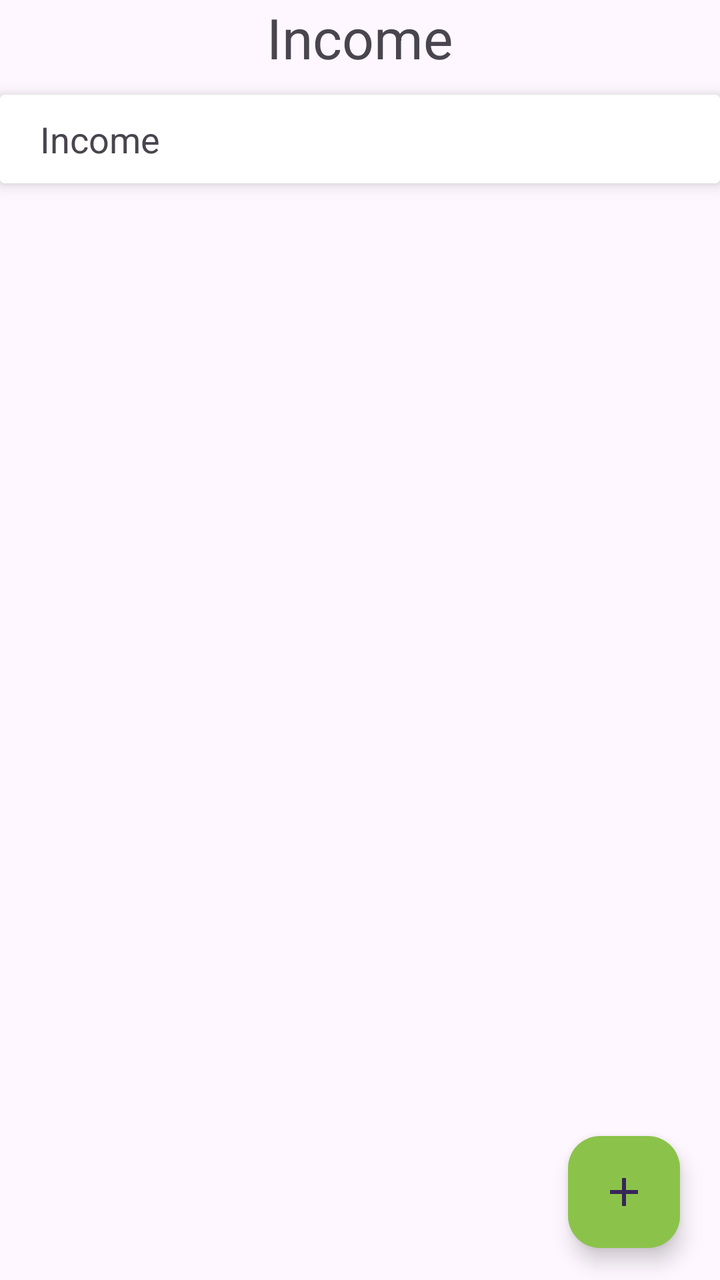
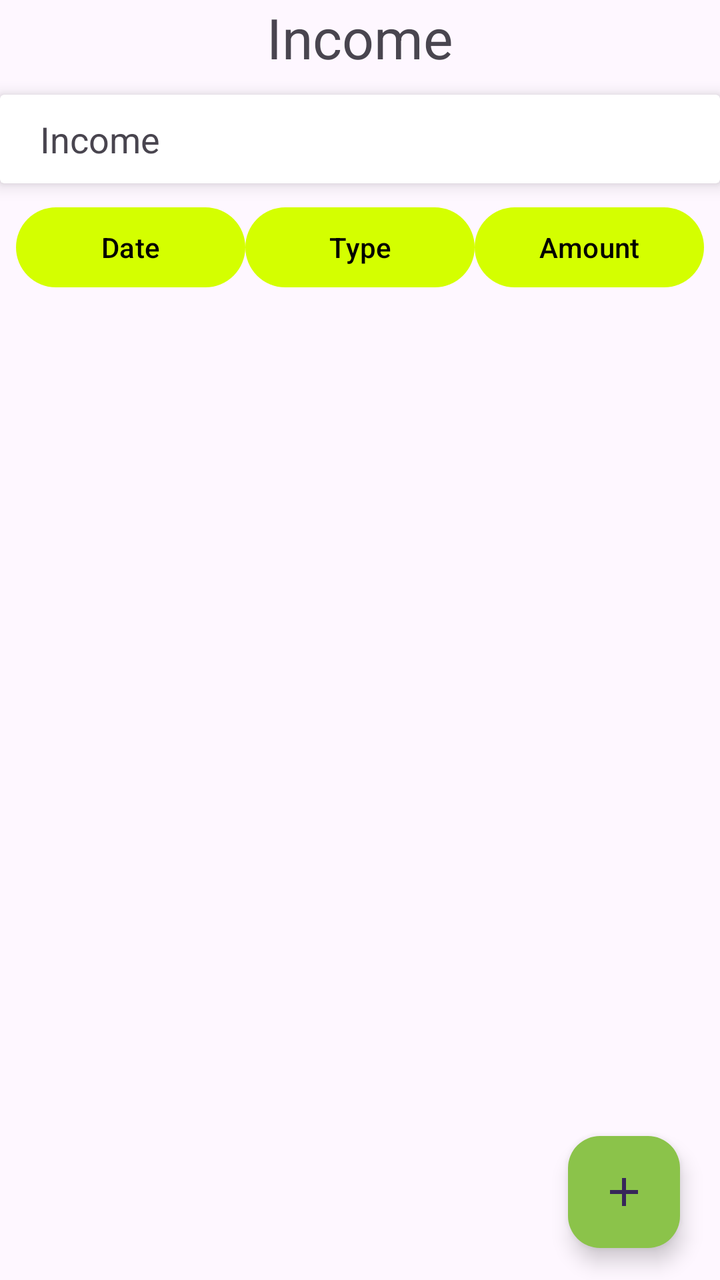

Two renders of the same Android screen: before a commit and after it. Below are the layout's source before the change and the commit's diff.
<!-- AndroidManifest.xml: application theme Theme.BudgetTracker -->
<!-- res/layout/fragment_income.xml -->
<?xml version="1.0" encoding="utf-8"?>
<LinearLayout
    xmlns:android="http://schemas.android.com/apk/res/android"
    xmlns:tools="http://schemas.android.com/tools"
    android:layout_width="match_parent"
    xmlns:app="http://schemas.android.com/apk/res-auto"
    android:orientation="vertical"
    android:layout_height="match_parent"
    tools:context=".ui.IncomeFragment">

    <TextView
        android:layout_width="match_parent"
        android:layout_height="wrap_content"
        android:text="Income"
        android:textAlignment="center"
        android:layout_marginBottom="10dp"
        android:textSize="28sp" />

    <androidx.cardview.widget.CardView
        android:layout_width="match_parent"
        app:cardElevation="5dp"
        android:elevation="10dp"
        android:layout_height="wrap_content">

        <LinearLayout
            android:layout_width="match_parent"
            android:orientation="horizontal"
            android:layout_height="wrap_content">

            <RelativeLayout
                android:layout_width="0dp"
                android:layout_weight="1"
                android:gravity="center"
                android:layout_margin="10dp"
                android:layout_height="wrap_content">
                <TextView
                    android:layout_width="wrap_content"
                    android:textAppearance="?android:textAppearanceMedium"
                    android:layout_height="wrap_content"
                    android:text="Income">

                </TextView>

            </RelativeLayout>

            <RelativeLayout
                android:layout_width="0dp"
                android:layout_weight="3"
                android:gravity="center"
                android:layout_margin="10dp"
                android:layout_height="wrap_content">
                <TextView
                    android:layout_width="wrap_content"
                    android:textAppearance="?android:textAppearanceMedium"
                    android:id="@+id/income_txt_result"
                    android:textColor="@color/green1"
                    android:layout_height="wrap_content">

                </TextView>

            </RelativeLayout>

        </LinearLayout>

    </androidx.cardview.widget.CardView>

    <androidx.recyclerview.widget.RecyclerView
        android:id="@+id/recycler_id_income"
        android:layout_width="match_parent"
        android:layout_height="0dp"
        android:layout_weight="1">

    </androidx.recyclerview.widget.RecyclerView>

    <com.google.android.material.floatingactionbutton.FloatingActionButton
        android:layout_width="wrap_content"
        android:id="@+id/income_ft_btn"
        android:layout_gravity="bottom|end"
        android:layout_marginBottom="16dp"
        android:layout_marginRight="20dp"
        android:backgroundTint="@color/green1"
        app:fabSize="normal"
        android:layout_height="wrap_content"
        android:src="@drawable/income"/>

</LinearLayout>
<!-- resources referenced by this layout -->
<resources>
  <color name="green1">#8BC34A</color>
  <!-- drawable income (drawable-anydpi) -->
  <vector xmlns:android="http://schemas.android.com/apk/res/android"
      android:width="24dp"
      android:height="24dp"
      android:viewportWidth="24"
      android:viewportHeight="24"
      android:tint="#FFFFFF"
      android:alpha="0.8">
    <path
        android:fillColor="@android:color/white"
        android:pathData="M19,13h-6v6h-2v-6H5v-2h6V5h2v6h6v2z"/>
  </vector>
  <style name="Theme.BudgetTracker" parent="Base.Theme.BudgetTracker" />
  <style name="Base.Theme.BudgetTracker" parent="Theme.Material3.DayNight.NoActionBar">
          
          <item name="colorPrimary">@color/green2</item>
          <item name="colorPrimaryVariant">@color/green2</item>
          <item name="colorOnPrimary">@color/white</item>
          
          <item name="colorSecondary">@color/blue1</item>
          <item name="colorSecondaryVariant">@color/blue1</item>
          <item name="colorOnSecondary">@color/black</item>
          
          <item name="android:statusBarColor">@color/green2</item>
          
      </style>
  <color name="green2">#D4FF00</color>
  <color name="white">#FFFFFFFF</color>
  <color name="blue1">#2196F3</color>
  <color name="black">#FF000000</color>
</resources>

<!-- the commit's change to res/layout/fragment_income.xml (unified diff, before → after) -->
@@ -64,23 +64,57 @@
 
     </androidx.cardview.widget.CardView>
 
+    <LinearLayout
+        android:id="@+id/sort_buttons_layout"
+        android:layout_width="match_parent"
+        android:layout_height="wrap_content"
+        android:orientation="horizontal"
+        android:padding="8dp"
+        android:gravity="center">
+
+        <Button
+            android:id="@+id/btn_sort_date"
+            android:layout_width="0dp"
+            android:layout_weight="1"
+            android:textColor="@color/black"
+            android:text="Date"
+            android:layout_height="wrap_content" />
+
+        <Button
+            android:id="@+id/btn_sort_type"
+            android:layout_width="0dp"
+            android:layout_weight="1"
+            android:textColor="@color/black"
+            android:text="Type"
+            android:layout_height="wrap_content" />
+
+        <Button
+            android:id="@+id/btn_sort_amount"
+            android:layout_width="0dp"
+            android:layout_weight="1"
+            android:textColor="@color/black"
+            android:text="Amount"
+            android:layout_height="wrap_content" />
+
+    </LinearLayout>
+
     <androidx.recyclerview.widget.RecyclerView
         android:id="@+id/recycler_id_income"
         android:layout_width="match_parent"
-        android:layout_height="0dp"
+        android:layout_height="538dp"
         android:layout_weight="1">
 
     </androidx.recyclerview.widget.RecyclerView>
-
-    <com.google.android.material.floatingactionbutton.FloatingActionButton
-        android:layout_width="wrap_content"
-        android:id="@+id/income_ft_btn"
-        android:layout_gravity="bottom|end"
-        android:layout_marginBottom="16dp"
-        android:layout_marginRight="20dp"
-        android:backgroundTint="@color/green1"
-        app:fabSize="normal"
-        android:layout_height="wrap_content"
-        android:src="@drawable/income"/>
+        <com.google.android.material.floatingactionbutton.FloatingActionButton
+            android:layout_width="wrap_content"
+            android:id="@+id/income_ft_btn"
+            android:layout_gravity="bottom|end"
+            android:layout_marginBottom="16dp"
+            android:layout_marginRight="20dp"
+            android:backgroundTint="@color/green1"
+            app:fabSize="normal"
+            android:layout_height="wrap_content"
+            app:itemIconTint="@color/black"
+            android:src="@drawable/income"/>
 
 </LinearLayout>
